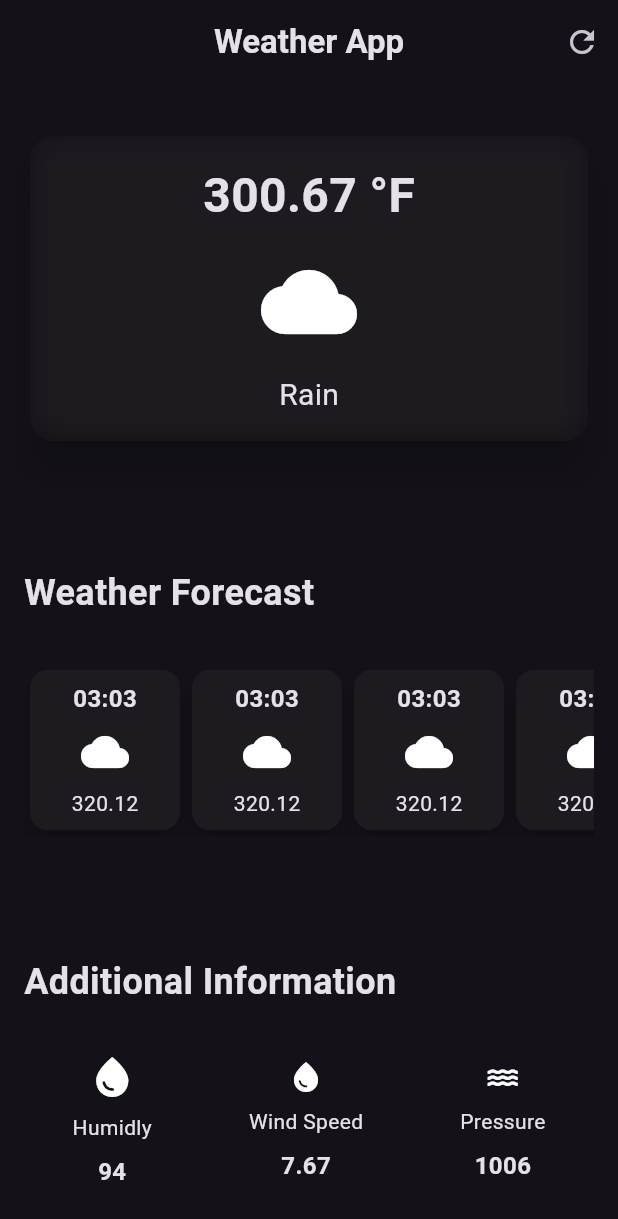
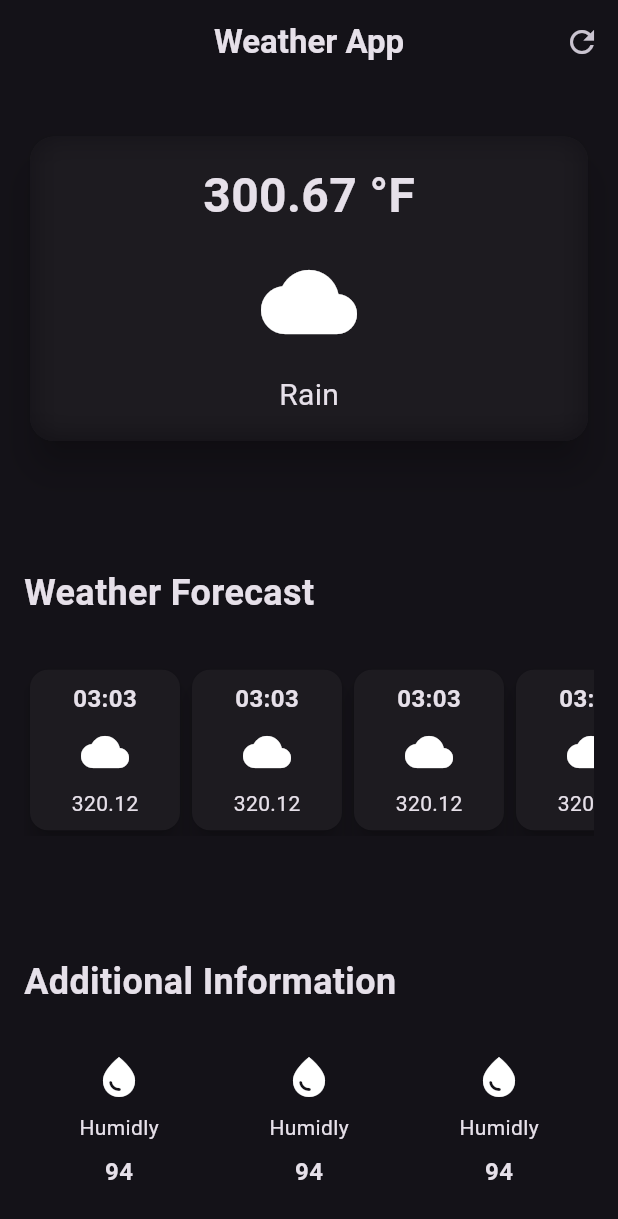
Before and after one commit to jodosjodos/weather_app, a Flutter app: the screen it shows after launch, on a phone screen of 412 x 824 dp. Shown: the top 1219 px of the screen. Run offline on Flutter 3.47's test engine with Material 3 defaults, Android fonts, the phone set to English and light mode, and no system bars.

Commit message:
[fix]  add more values

```diff
--- a/lib/weather_screen.dart
+++ b/lib/weather_screen.dart
@@ -127,48 +127,8 @@ class WeatherScreen extends StatelessWidget {
               mainAxisAlignment: MainAxisAlignment.spaceAround,
               children: [
                 AdditionalInformation(),
-                Column(
-                  children: [
-                    Icon(
-                      Icons.water_drop,
-                    ),
-                    SizedBox(
-                      height: 8,
-                    ),
-                    Text(
-                      "Wind Speed",
-                    ),
-                    SizedBox(
-                      height: 8,
-                    ),
-                    Text(
-                      "7.67",
-                      style:
-                          TextStyle(fontSize: 16, fontWeight: FontWeight.bold),
-                    ),
-                  ],
-                ),
-                Column(
-                  children: [
-                    Icon(
-                      Icons.water,
-                    ),
-                    SizedBox(
-                      height: 8,
-                    ),
-                    Text(
-                      "Pressure",
-                    ),
-                    SizedBox(
-                      height: 8,
-                    ),
-                    Text(
-                      "1006",
-                      style:
-                          TextStyle(fontSize: 16, fontWeight: FontWeight.bold),
-                    ),
-                  ],
-                )
+                AdditionalInformation(),
+                AdditionalInformation(),
               ],
             )
             // weather forecast cards
```
